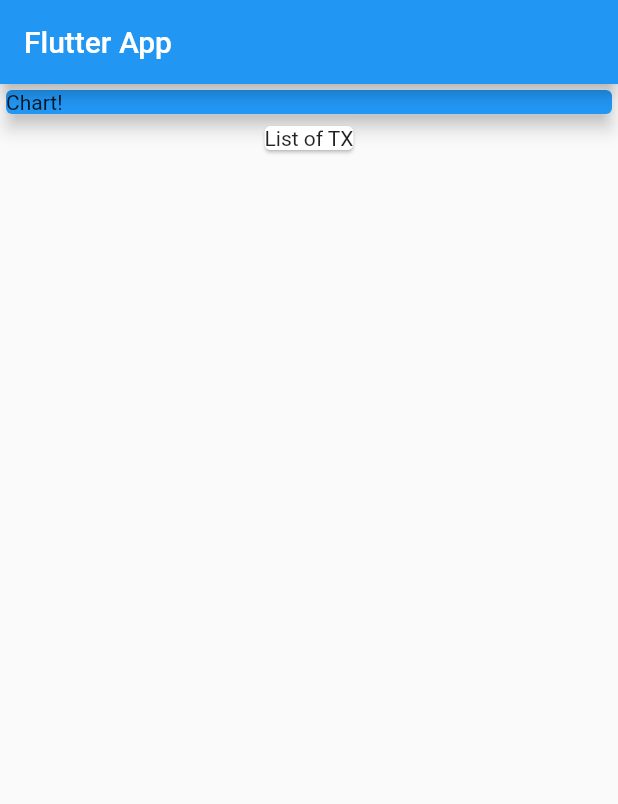
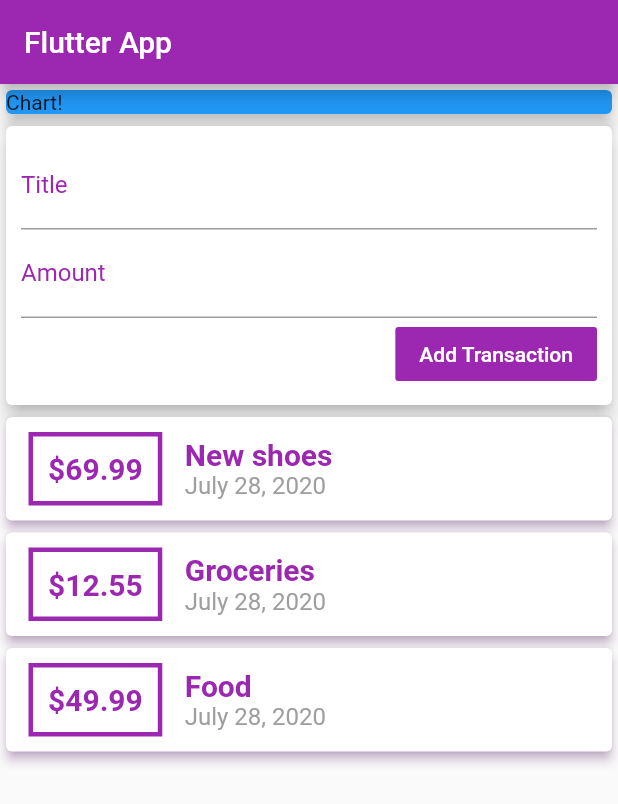
Before and after one commit to ToRexZ/Flutter-Course, a Flutter app: the screen it shows after launch, on a phone screen of 412 x 824 dp. Shown: the top 804 px of the screen. Run offline on Flutter 3.47's test engine with Material 2 defaults, Android fonts, the phone set to English and light mode, and no system bars.

Commit message:
Added styling for the input fields

```diff
--- a/pe/lib/main.dart
+++ b/pe/lib/main.dart
@@ -1,4 +1,8 @@
 import 'package:flutter/material.dart';
+import 'package:pe/transaction.dart';
+import 'package:intl/intl.dart';
+
+import './transaction.dart';
 
 void main() => runApp(MyApp());
 
@@ -13,13 +17,30 @@ class MyApp extends StatelessWidget {
 }
 
 class MyHomePage extends StatelessWidget {
+  final List<Transaction> transactions = [
+    Transaction(
+        id: 't1', title: 'New shoes', amount: 69.99, date: DateTime.now()),
+    Transaction(
+        id: 't2', title: 'Groceries', amount: 12.55, date: DateTime.now()),
+    Transaction(id: 't3', title: 'Food', amount: 49.99, date: DateTime.now()),
+  ];
+
+  // String titleInput;
+  // int amountInput;
+
+  final titleController = TextEditingController();
+  final amountController = TextEditingController();
+
   @override
   Widget build(BuildContext context) {
     return Scaffold(
       appBar: AppBar(
         title: Text('Flutter App'),
+        backgroundColor: Colors.purple,
       ),
       body: Column(
+        //mainAxisAlignment: MainAxisAlignment.start,
+        crossAxisAlignment: CrossAxisAlignment.stretch,
         children: <Widget>[
           //the card by default assumes the size of its child. Only if its parent has a clear size specification, it assumes the parent size.
           Container(
@@ -31,7 +52,93 @@ class MyHomePage extends StatelessWidget {
             ),
           ),
           Card(
-            child: Text('List of TX'),
+            elevation: 5,
+            child: Container(
+              padding: EdgeInsets.all(10),
+              child: Column(
+                crossAxisAlignment: CrossAxisAlignment.end,
+                children: <Widget>[
+                  TextField(
+                    decoration: InputDecoration(
+                        labelText: 'Title',
+                        labelStyle: TextStyle(color: Colors.purple),
+                        hintText: 'Groceries',
+                        focusedBorder: UnderlineInputBorder(
+                          borderSide:
+                              BorderSide(color: Colors.purple, width: 2),
+                        )),
+                    controller: titleController,
+                  ),
+                  TextField(
+                    decoration: InputDecoration(
+                        labelText: 'Amount',
+                        labelStyle: TextStyle(color: Colors.purple),
+                        hintText: '29.99',
+                        focusedBorder: UnderlineInputBorder(
+                          borderSide:
+                              BorderSide(color: Colors.purple, width: 2),
+                        )),
+                    controller: amountController,
+                    // onChanged: (value) => amountInput = value,
+                  ),
+                  FlatButton(
+                    onPressed: () {
+                      print(titleController.text);
+                      print(amountController.text);
+                    },
+                    child: Text(
+                      'Add Transaction',
+                    ),
+                    textColor: Colors.white,
+                    color: Colors.purple,
+                  )
+                ],
+              ),
+            ),
+          ),
+          Column(
+            children: transactions.map((tx) {
+              return Card(
+                elevation: 3,
+                shadowColor: Colors.purple[200],
+                child: Row(
+                  children: <Widget>[
+                    Container(
+                        margin:
+                            EdgeInsets.symmetric(vertical: 10, horizontal: 15),
+                        padding: EdgeInsets.all(10),
+                        decoration: BoxDecoration(
+                            border: Border.all(
+                          color: Colors.purple,
+                          width: 3,
+                        )),
+                        child: Text(
+                          '\$${tx.amount}',
+                          style: TextStyle(
+                              fontWeight: FontWeight.bold,
+                              fontSize: 20,
+                              color: Colors.purple),
+                        )),
+                    Column(
+                      crossAxisAlignment: CrossAxisAlignment.start,
+                      children: <Widget>[
+                        Text(
+                          tx.title,
+                          style: TextStyle(
+                              fontSize: 20,
+                              fontWeight: FontWeight.bold,
+                              color: Colors.purple),
+                        ),
+                        Text(
+                          DateFormat.yMMMMd().format(tx.date),
+                          style: TextStyle(fontSize: 16, color: Colors.grey),
+                        )
+                      ],
+                    )
+                  ],
+                ),
+              );
+            }).toList(),
           )
         ],
       ),
```
Also changed, not shown: pe/pubspec.yaml (+2 -7 lines), pe/pubspec.lock.
